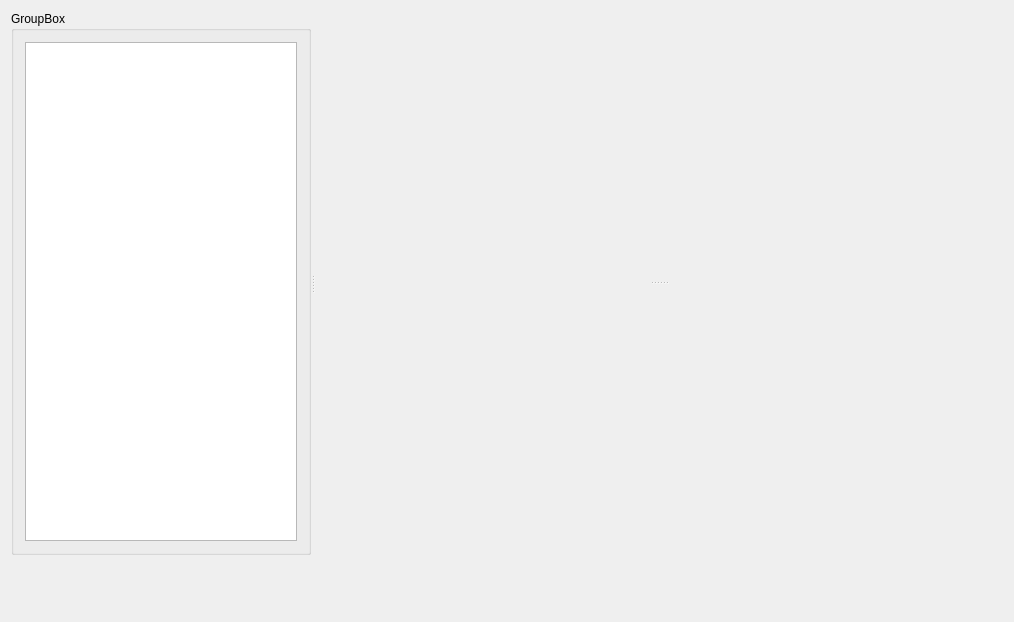
Above: mainwindow.ui from Chronius/QtCpuLoadTempWIn before the change. Below: the same form after it.
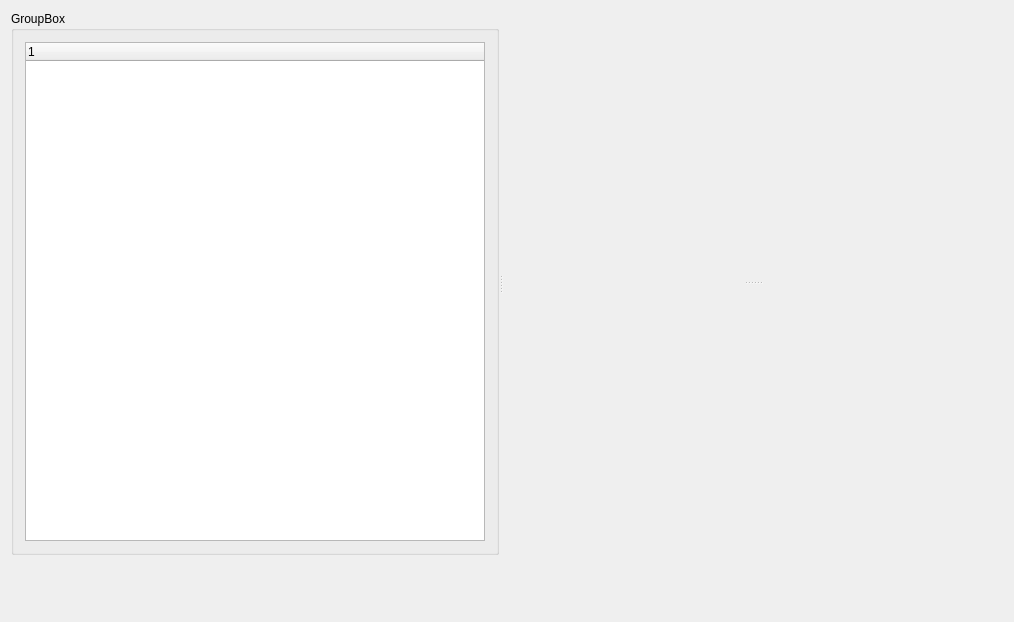
That is the form after the change. Custom widgets are drawn as their Qt base class.

Diff of the .ui file:
```diff
--- a/mainwindow.ui
+++ b/mainwindow.ui
@@ -54,7 +54,7 @@
        </property>
        <property name="maximumSize">
         <size>
-         <width>300</width>
+         <width>600</width>
          <height>16777215</height>
         </size>
        </property>
@@ -62,21 +62,16 @@
         <string>GroupBox</string>
        </property>
        <layout class="QGridLayout" name="gridLayout">
+        <property name="sizeConstraint">
+         <enum>QLayout::SetMinimumSize</enum>
+        </property>
         <item row="0" column="0">
-         <widget class="QTextBrowser" name="textBrowser">
-          <property name="maximumSize">
-           <size>
-            <width>300</width>
-            <height>16777215</height>
-           </size>
-          </property>
-          <property name="html">
-           <string>&lt;!DOCTYPE HTML PUBLIC &quot;-//W3C//DTD HTML 4.0//EN&quot; &quot;http://www.w3.org/TR/REC-html40/strict.dtd&quot;&gt;
-&lt;html&gt;&lt;head&gt;&lt;meta name=&quot;qrichtext&quot; content=&quot;1&quot; /&gt;&lt;style type=&quot;text/css&quot;&gt;
-p, li { white-space: pre-wrap; }
-&lt;/style&gt;&lt;/head&gt;&lt;body style=&quot; font-family:'MS Shell Dlg 2'; font-size:8.25pt; font-weight:400; font-style:normal;&quot;&gt;
-&lt;p style=&quot;-qt-paragraph-type:empty; margin-top:0px; margin-bottom:0px; margin-left:0px; margin-right:0px; -qt-block-indent:0; text-indent:0px;&quot;&gt;&lt;br /&gt;&lt;/p&gt;&lt;/body&gt;&lt;/html&gt;</string>
-          </property>
+         <widget class="QTreeWidget" name="treeWidget">
+          <column>
+           <property name="text">
+            <string notr="true">1</string>
+           </property>
+          </column>
          </widget>
         </item>
        </layout>
```
